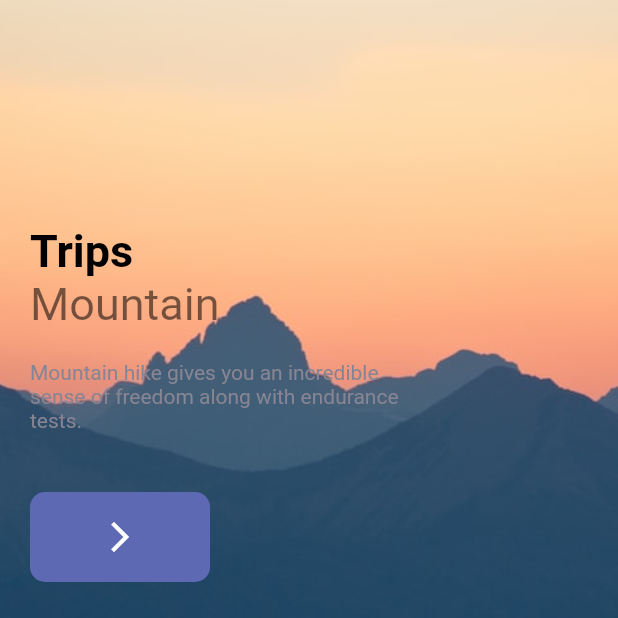
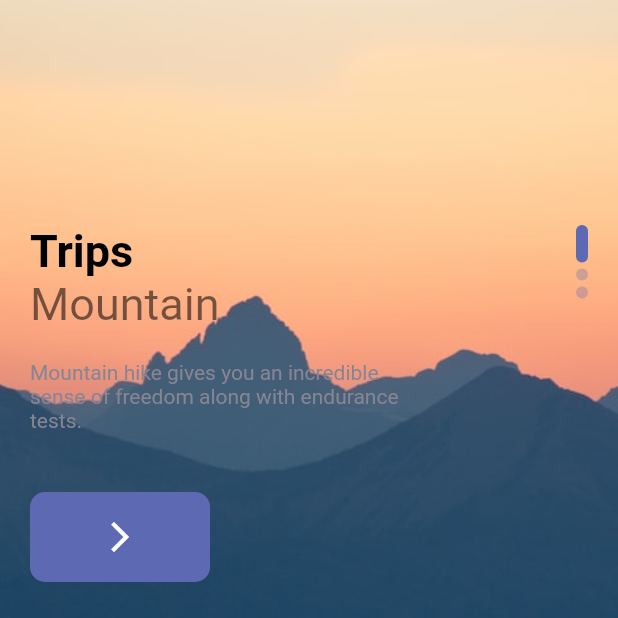
Before and after one commit to omitoful/flutter_demo, a Flutter app: the WelcomePage screen opened directly, on a phone screen of 412 x 824 dp, the top half of it. Run offline on Flutter 3.47's test engine with Material 2 defaults, Android fonts, the phone set to English and light mode, and no system bars.

```diff
--- a/flutter_demo/lib/main.dart
+++ b/flutter_demo/lib/main.dart
@@ -1,4 +1,5 @@
 import 'package:flutter/material.dart';
+import 'package:flutter_demo/pages/nav_pages/main_page.dart';
 import 'package:flutter_demo/pages/welcome_page.dart';
 
 void main() {
@@ -15,7 +16,7 @@ class MyApp extends StatelessWidget {
       theme: ThemeData(
         primarySwatch: Colors.blue,
       ),
-      home: const WelcomePage(),
+      home: const MainPage(),
       debugShowCheckedModeBanner: false,
     );
   }
--- a/flutter_demo/lib/pages/welcome_page.dart
+++ b/flutter_demo/lib/pages/welcome_page.dart
@@ -1,7 +1,4 @@
 import 'package:flutter/material.dart';
-import 'package:flutter/rendering.dart';
-import 'package:flutter/src/foundation/key.dart';
-import 'package:flutter/src/widgets/framework.dart';
 import 'package:flutter_demo/misc/colors.dart';
 import 'package:flutter_demo/widgets/app_large_text.dart';
 import 'package:flutter_demo/widgets/app_text.dart';
@@ -39,6 +36,7 @@ class _WelcomePageState extends State<WelcomePage> {
               child: Container(
                 margin: const EdgeInsets.only(top: 150, left: 20, right: 20),
                 child: Row(
+                  mainAxisAlignment: MainAxisAlignment.spaceBetween,
                   children: [
                     Column(
                       crossAxisAlignment: CrossAxisAlignment.start,
@@ -61,7 +59,20 @@ class _WelcomePageState extends State<WelcomePage> {
                         SizedBox(height: 40),
                         ResponsiveButton(),
                       ],
-                    )
+                    ),
+                    Column(
+                      children: List.generate(3, (indexDots) {
+                        return Container(
+                          margin: const EdgeInsets.only(bottom: 4),
+                          width: 8,
+                          height: index == indexDots ? 25:8,
+                          decoration: BoxDecoration(
+                            borderRadius: BorderRadius.circular(8),
+                            color: index == indexDots ? AppColors.mainColor: AppColors.mainColor.withOpacity(0.3)
+                          ),
+                        );
+                      }),
+                    ),
                   ],
                 ),
               ),
```
Also changed, not shown: flutter_demo/lib/pages/nav_pages/bar_item_page.dart (added, +11 -0 lines), flutter_demo/lib/pages/nav_pages/home_page.dart (added, +12 -0 lines), flutter_demo/lib/pages/nav_pages/main_page.dart (added, +47 -0 lines), flutter_demo/lib/pages/nav_pages/my_page.dart (added, +11 -0 lines), flutter_demo/lib/pages/nav_pages/search_page.dart (added, +12 -0 lines), flutter_demo/pubspec.yaml (+1 -39 lines).
